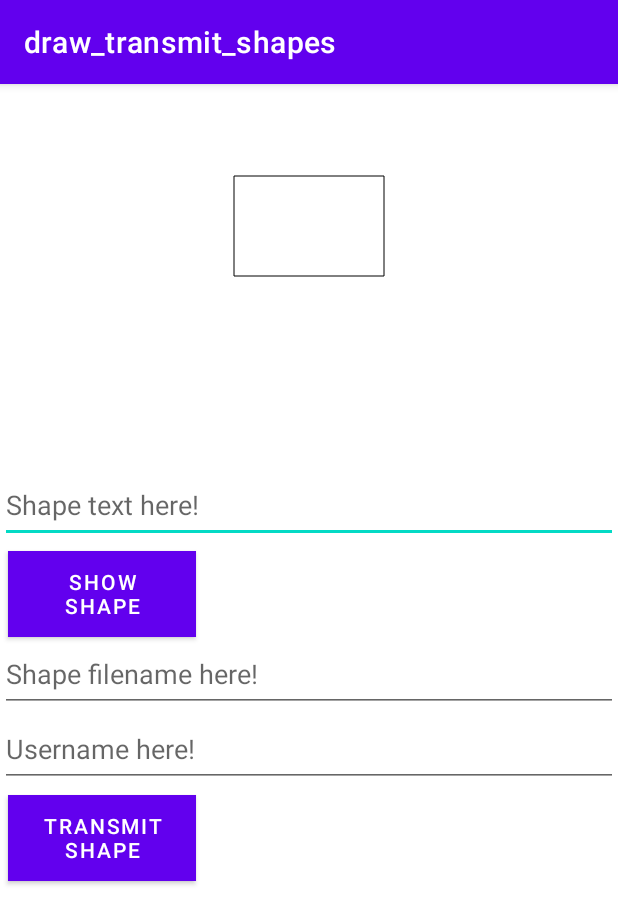
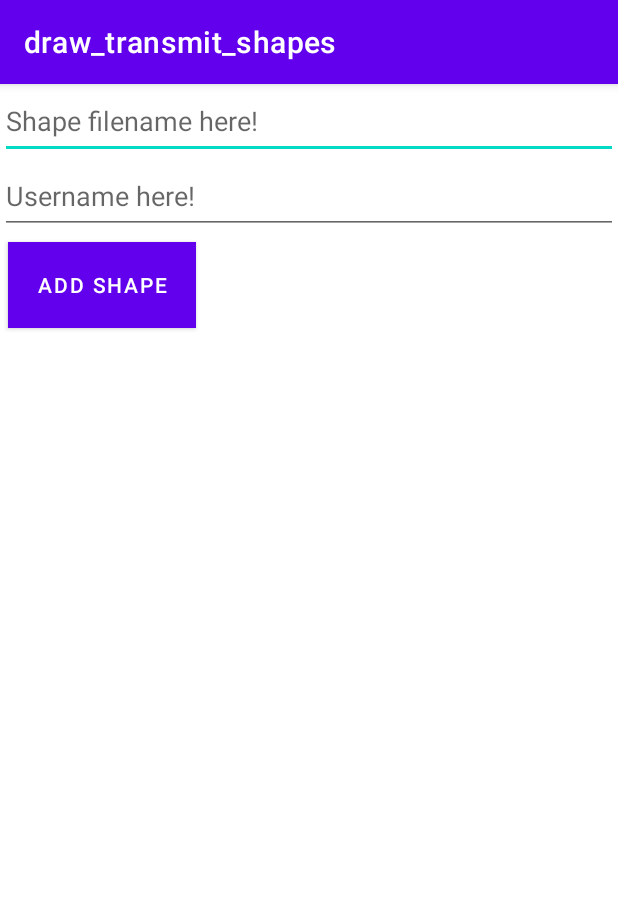
Before and after one commit to FirstdraftTechnology/quickdraft_shapes_ui_mobile, an Android app: the screen it shows after launch (FinalizeRectangleActivity before the commit, UserFileNameActivity after it), on a phone screen of 412 x 824 dp. Shown: the top 924 px of the screen. Run offline under Robolectric (Android 15) with nearby library versions, the phone set to English and light mode, and no system bars.

Commit message:
Separating username-filename view from shape view.

```diff
--- a/app/src/main/AndroidManifest.xml
+++ b/app/src/main/AndroidManifest.xml
@@ -14,14 +14,15 @@
         android:supportsRtl="true"
         android:theme="@style/Theme.Draw_transmit_shapes"
         android:usesCleartextTraffic="true">
-        <activity android:name="org.firstdraft.quickdraft_shapes_ui_mobile.TransmitRectangleActivity"></activity>
-        <activity android:name="org.firstdraft.quickdraft_shapes_ui_mobile.FinalizeRectangleActivity">
+        <activity android:name="org.firstdraft.quickdraft_shapes_ui_mobile.UserFileNameActivity">
             <intent-filter>
                 <action android:name="android.intent.action.MAIN" />
 
                 <category android:name="android.intent.category.LAUNCHER" />
             </intent-filter>
         </activity>
+        <activity android:name="org.firstdraft.quickdraft_shapes_ui_mobile.TransmitRectangleActivity" />
+        <activity android:name="org.firstdraft.quickdraft_shapes_ui_mobile.FinalizeRectangleActivity"/>
     </application>
 
 </manifest>
--- a/app/src/main/java/org/firstdraft/quickdraft_shapes_ui_mobile/FinalizeRectangleActivity.java
+++ b/app/src/main/java/org/firstdraft/quickdraft_shapes_ui_mobile/FinalizeRectangleActivity.java
@@ -17,8 +17,8 @@ public class FinalizeRectangleActivity extends AppCompatActivity {
     RectangleView drawView;
 
     TextView shape_text_view;
-    TextView file_name_view;
-    TextView user_name_view;
+    //TextView file_name_view;
+    //TextView user_name_view;
 
     @Override
     protected void onCreate(Bundle savedInstanceState) {
@@ -37,14 +37,14 @@ public class FinalizeRectangleActivity extends AppCompatActivity {
         Button shape_button = (Button) findViewById(R.id.ShowShape);
 
         shape_text_view = (TextView) findViewById(R.id.ShapeText);
-        file_name_view = (TextView) findViewById(R.id.ShapeFileName);
-        user_name_view = (TextView) findViewById(R.id.UserName);
+        //file_name_view = (TextView) findViewById(R.id.ShapeFileName);
+        //user_name_view = (TextView) findViewById(R.id.UserName);
 
         Button transmit_button = (Button) findViewById(R.id.TransmitShape);
 
         shape_text_view.setText(RectangleView.s);
-        file_name_view.setText(RectangleView.file_name);
-        user_name_view.setText(RectangleView.user_name);
+        //file_name_view.setText(RectangleView.file_name);
+        //user_name_view.setText(RectangleView.user_name);
 
         shape_button.setOnClickListener(new View.OnClickListener() {
 
@@ -54,8 +54,8 @@ public class FinalizeRectangleActivity extends AppCompatActivity {
                 String shape_string = shape_text_view.getText().toString();
 
                 //RectangleView.file_name = "after_delete.docx";
-                RectangleView.file_name = file_name_view.getText().toString();
-                RectangleView.user_name = user_name_view.getText().toString();
+                //RectangleView.file_name = file_name_view.getText().toString();
+                //RectangleView.user_name = user_name_view.getText().toString();
 
                 RectangleView.s = shape_string;
 
@@ -87,8 +87,8 @@ public class FinalizeRectangleActivity extends AppCompatActivity {
 
     private void set_someMore_params()
     {
-            TransmitRectangleUtility.user_name = user_name_view.getText().toString();
-            TransmitRectangleUtility.file_name = file_name_view.getText().toString();
+            //TransmitRectangleUtility.user_name = user_name_view.getText().toString();
+            //TransmitRectangleUtility.file_name = file_name_view.getText().toString();
     }
 
 }
--- /dev/null
+++ b/app/src/main/java/org/firstdraft/quickdraft_shapes_ui_mobile/UserFileNameActivity.java
@@ -0,0 +1,53 @@
+package org.firstdraft.quickdraft_shapes_ui_mobile;
+
+import androidx.appcompat.app.AppCompatActivity;
+
+import android.content.Context;
+import android.content.Intent;
+import android.os.Bundle;
+import android.view.View;
+import android.widget.Button;
+import android.widget.TextView;
+
+import org.firstdraft.draw_transmit_shapes.R;
+
+public class UserFileNameActivity extends AppCompatActivity {
+
+    TextView file_name_view;
+    TextView user_name_view;
+
+    Button add_shape_button;
+
+    @Override
+    protected void onCreate(Bundle savedInstanceState) {
+        super.onCreate(savedInstanceState);
+        setContentView(R.layout.activity_user_file_name);
+
+        addButtonListener();
+    }
+
+    public void addButtonListener() {
+
+        Context context = this;
+
+        file_name_view = (TextView) findViewById(R.id.ShapeFileName);
+        user_name_view = (TextView) findViewById(R.id.UserName);
+
+        add_shape_button = (Button) findViewById(R.id.AddShape);
+
+        add_shape_button.setOnClickListener(new View.OnClickListener() {
+
+            @Override
+            public void onClick(View arg0) {
+
+                TransmitRectangleUtility.user_name = user_name_view.getText().toString();
+                TransmitRectangleUtility.file_name = file_name_view.getText().toString();
+
+                Intent intent = new Intent(context, FinalizeRectangleActivity.class);
+                startActivity(intent);
+
+            }
+        });
+
+    }
+}
--- a/app/src/main/res/layout/activity_main.xml
+++ b/app/src/main/res/layout/activity_main.xml
@@ -50,7 +50,7 @@
             android:layout_marginTop="5dp"
             />
 
-        <EditText
+        <!--EditText
             android:id="@+id/ShapeFileName"
             android:layout_height="50dp"
             android:layout_width="match_parent"
@@ -68,7 +68,7 @@
             app:layout_constraintBottom_toBottomOf="parent"
             app:layout_constraintLeft_toLeftOf="parent"
             app:layout_constraintRight_toRightOf="parent"
-            app:layout_constraintTop_toTopOf="parent" />
+            app:layout_constraintTop_toTopOf="parent" /!-->
 
         <Button
             android:id="@+id/TransmitShape"
--- /dev/null
+++ b/app/src/main/res/layout/activity_user_file_name.xml
@@ -0,0 +1,45 @@
+<?xml version="1.0" encoding="utf-8"?>
+<LinearLayout xmlns:android="http://schemas.android.com/apk/res/android"
+    xmlns:app="http://schemas.android.com/apk/res-auto"
+    xmlns:tools="http://schemas.android.com/tools"
+    android:layout_width="match_parent"
+    android:layout_height="match_parent"
+    android:orientation="vertical"
+    android:weightSum="100"
+    tools:context="org.firstdraft.quickdraft_shapes_ui_mobile.UserFileNameActivity">
+
+    <EditText
+            android:id="@+id/ShapeFileName"
+            android:layout_height="50dp"
+            android:layout_width="match_parent"
+            android:hint="Shape filename here!"
+            app:layout_constraintBottom_toBottomOf="parent"
+            app:layout_constraintLeft_toLeftOf="parent"
+            app:layout_constraintRight_toRightOf="parent"
+            app:layout_constraintTop_toTopOf="parent" />
+
+        <EditText
+            android:id="@+id/UserName"
+            android:layout_height="50dp"
+            android:layout_width="match_parent"
+            android:hint="Username here!"
+            app:layout_constraintBottom_toBottomOf="parent"
+            app:layout_constraintLeft_toLeftOf="parent"
+            app:layout_constraintRight_toRightOf="parent"
+            app:layout_constraintTop_toTopOf="parent" />
+
+    <Button
+        android:id="@+id/AddShape"
+        android:layout_width="125dp"
+        android:layout_height="57dp"
+        android:paddingTop="3dp"
+        android:text="Add Shape"
+        android:layout_marginLeft="5dp"
+        android:background="@color/purple_700"
+        tools:layout_editor_absoluteX="25dp"
+        tools:layout_editor_absoluteY="36dp"
+        android:textColor="@color/white"
+        android:layout_marginTop="5dp"
+        />
+
+</LinearLayout>
```
